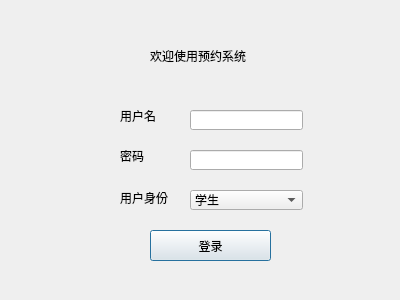
Before: the Qt Designer form OrderSysV2/orderSystem/dialog.ui in wtzhu13/CPPOrCProectDemo, drawn with Qt 5.
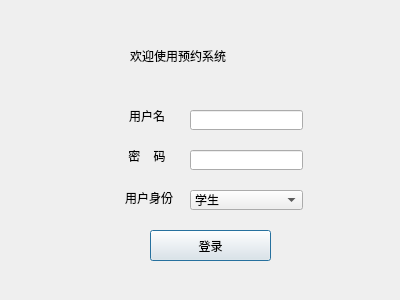
After: the same form once the commit is applied.

```diff
--- a/OrderSysV2/orderSystem/dialog.ui
+++ b/OrderSysV2/orderSystem/dialog.ui
@@ -70,6 +70,9 @@
    <property name="text">
     <string>用户名</string>
    </property>
+   <property name="alignment">
+    <set>Qt::AlignCenter</set>
+   </property>
   </widget>
   <widget class="QLabel" name="label_2">
    <property name="geometry">
@@ -81,7 +84,10 @@
     </rect>
    </property>
    <property name="text">
-    <string>密码</string>
+    <string>密    码</string>
+   </property>
+   <property name="alignment">
+    <set>Qt::AlignCenter</set>
    </property>
   </widget>
   <widget class="QPushButton" name="pushButton">
@@ -134,14 +140,17 @@
    <property name="text">
     <string>用户身份</string>
    </property>
+   <property name="alignment">
+    <set>Qt::AlignCenter</set>
+   </property>
   </widget>
   <widget class="QLabel" name="loginTitle">
    <property name="geometry">
     <rect>
-     <x>150</x>
-     <y>20</y>
-     <width>151</width>
-     <height>71</height>
+     <x>130</x>
+     <y>40</y>
+     <width>141</width>
+     <height>31</height>
     </rect>
    </property>
    <property name="font">
@@ -156,6 +165,15 @@
    <property name="text">
     <string>欢迎使用预约系统</string>
    </property>
+   <property name="scaledContents">
+    <bool>false</bool>
+   </property>
+   <property name="margin">
+    <number>10</number>
+   </property>
+   <property name="buddy">
+    <cstring></cstring>
+   </property>
   </widget>
  </widget>
  <resources/>
```
